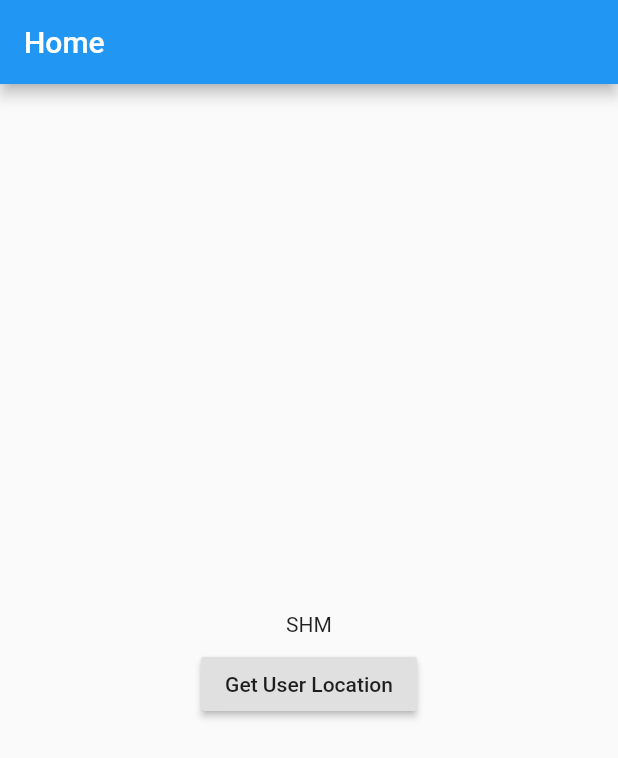
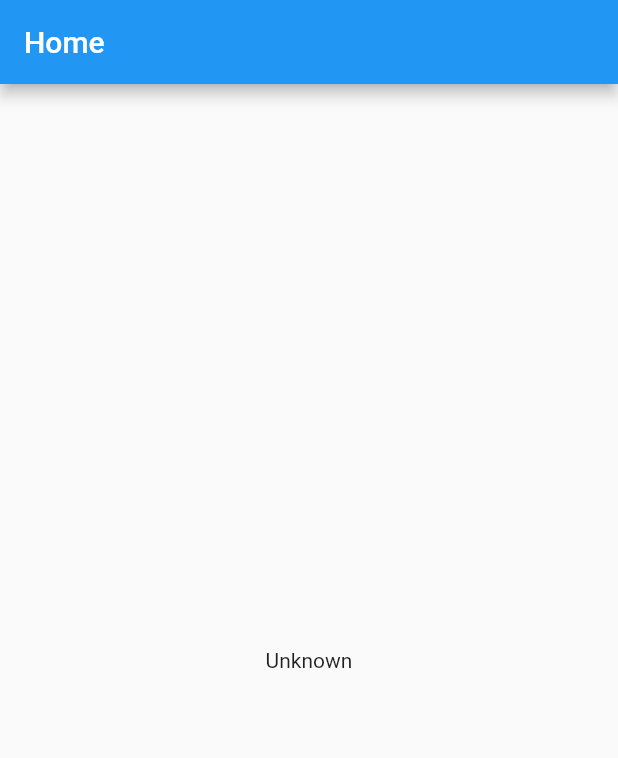
Before and after one commit to arnavb/social-distancing-app, a Flutter app: the screen it shows after launch, on a phone screen of 412 x 824 dp. Shown: the top 758 px of the screen. Run offline on Flutter 3.47's test engine with Material 2 defaults, Android fonts, the phone set to English and light mode, and no system bars; missing offline and left inert: geolocation.

Commit message:
Finish setting up live location info

```diff
--- a/frontend_mobile/lib/home_page.dart
+++ b/frontend_mobile/lib/home_page.dart
@@ -1,4 +1,7 @@
+import 'dart:async';
+
 import 'package:flutter/material.dart';
+import 'package:geolocation/geolocation.dart';
 
 class HomePage extends StatefulWidget {
   @override
@@ -6,6 +9,29 @@ class HomePage extends StatefulWidget {
 }
 
 class _HomePageState extends State<HomePage> {
+  StreamSubscription<LocationResult> _locationSubscription;
+  String _currentLocation = "Unknown";
+
+  @override
+  void dispose() {
+    super.dispose();
+    _locationSubscription.cancel();
+  }
+
+  @override
+  void initState() {
+    super.initState();
+
+    _locationSubscription = Geolocation.locationUpdates(
+            accuracy: LocationAccuracy.best, inBackground: true)
+        .listen((result) {
+      setState(() {
+        _currentLocation =
+            "${result.location.latitude}, ${result.location.latitude}";
+      });
+    });
+  }
+
   @override
   Widget build(BuildContext context) {
     return Scaffold(
@@ -13,24 +39,8 @@ class _HomePageState extends State<HomePage> {
         title: Text("Home"),
       ),
       body: Center(
-        child: Column(
-          mainAxisAlignment: MainAxisAlignment.center,
-          children: <Widget>[
-            if (true)
-              Padding(
-                padding: const EdgeInsets.all(8.0),
-                child: Text("SHM"),
-              ),
-            RaisedButton(
-              child: Text("Get User Location"),
-              onPressed: _getCurrentLocation
-            )
-          ],
-        ),
-      )
+        child: Text(_currentLocation),
+      ),
     );
   }
-
-  void _getCurrentLocation() {
-  }
 }
--- a/frontend_mobile/pubspec.yaml
+++ b/frontend_mobile/pubspec.yaml
@@ -23,6 +23,7 @@ dependencies:
   # The following adds the Cupertino Icons font to your application.
   # Use with the CupertinoIcons class for iOS style icons.
   cupertino_icons: ^0.1.2
+  geolocation: ^1.1.2
 
 dev_dependencies:
   flutter_test:
```
Also changed, not shown: frontend_mobile/pubspec.lock, 1 other file.
